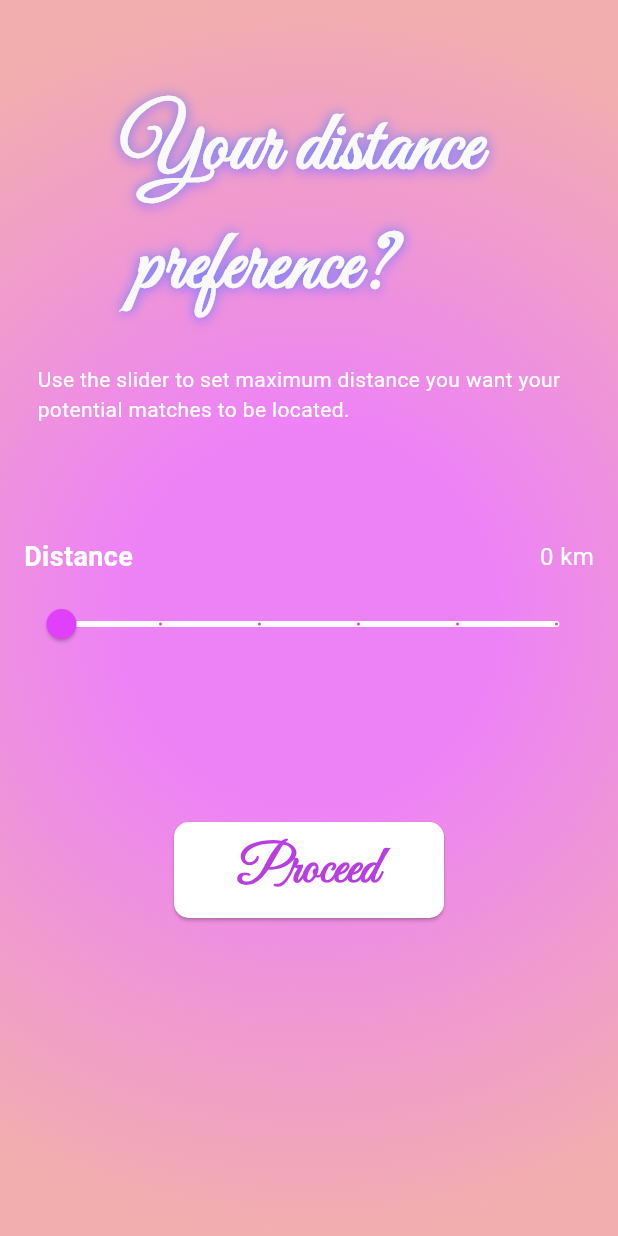
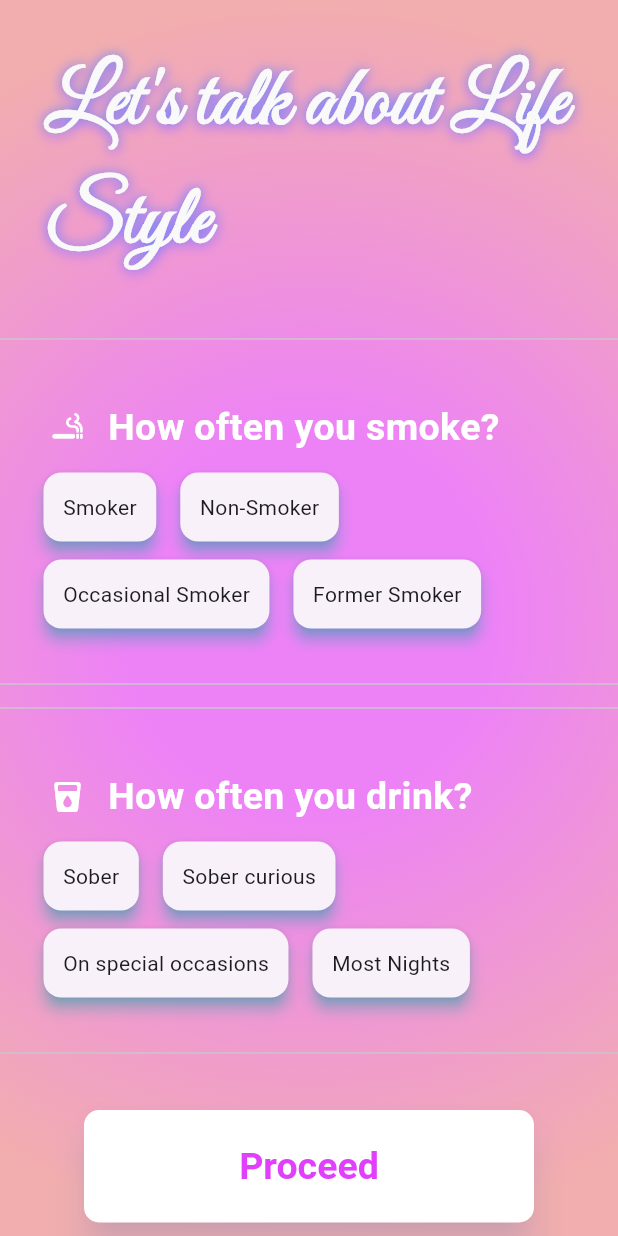
Before and after one commit to Sarizadexh06/Lovigo-App, a Flutter app: the RegisterDistance screen opened directly, after a tap on "Proceed", on a phone screen of 412 x 824 dp. Run offline on Flutter 3.47's test engine with Material 3 defaults, Android fonts, the light colour scheme and no system bars; our stand-ins replace google_fonts.

Commit message:
registerLifeStyle has been created

```diff
--- a/lib/screens/login.dart
+++ b/lib/screens/login.dart
@@ -49,7 +49,7 @@ class _LoginPageState extends State<LoginPage> {
                 ),
               ),
               Padding(
-                padding: const EdgeInsets.only(top: 70, left: 30, right: 30),
+                padding: const EdgeInsets.only(top: 120, left: 30, right: 30),
                 child: Container(
                   child: Column(
                     children: [
--- a/lib/screens/registerDistance.dart
+++ b/lib/screens/registerDistance.dart
@@ -1,4 +1,5 @@
 import 'package:flutter/cupertino.dart';
+import 'package:lovigoapp/screens/registerLifeStyle.dart';
 
 import 'registerInfo.dart';
 import 'package:flutter/material.dart';
@@ -18,10 +19,10 @@ class _RegisterDistanceState extends State<RegisterDistance> {
   double _currentSliderValue=0;
   void _proceedAnotherPage() {
 
-   /* Navigator.push(
+    Navigator.push(
       context,
-      MaterialPageRoute(builder: (context) => ()),
-    ); */
+      MaterialPageRoute(builder: (context) => RegisterLifeStyle()),
+    );
   }
   @override
   Widget build(BuildContext context) {
--- a/lib/screens/registerInfo.dart
+++ b/lib/screens/registerInfo.dart
@@ -70,6 +70,7 @@ class _RegisterInfoState extends State<RegisterInfo> {
                   ),
                 ),
               ),
+              SizedBox(height: 30,),
               Row(
                 mainAxisAlignment: MainAxisAlignment.end,
                 children: [
--- /dev/null
+++ b/lib/screens/registerLifeStyle.dart
@@ -0,0 +1,180 @@
+import 'package:flutter/cupertino.dart';
+import 'package:flutter/material.dart';
+import 'package:lovigoapp/screens/registerInterests.dart';
+import 'package:lovigoapp/screens/registerLifeStyle2.dart';
+import '../styles.dart';
+import 'package:google_fonts/google_fonts.dart';
+
+class RegisterLifeStyle extends StatefulWidget {
+  const RegisterLifeStyle({super.key});
+
+  @override
+  State<RegisterLifeStyle> createState() => _RegisterLifeStyleState();
+}
+
+class _RegisterLifeStyleState extends State<RegisterLifeStyle> {
+  @override
+  Widget build(BuildContext context) {
+    return Scaffold(
+      body: Container(
+        width: double.infinity,
+        height: double.infinity,
+        decoration: gradientDecoration,
+        child: Column(
+          children: [
+            Padding(
+              padding: EdgeInsets.all(30),
+              child: Text(
+                'Let\'s talk about Life Style',
+                style: AppStyles.registerPageTitleStyle,
+              ),
+            ),
+            Divider(),
+
+            Padding(
+              padding: EdgeInsets.all(25),
+              child: buildSmokingCards(),
+            ),
+            Divider(),
+            Divider(),
+
+            Padding(
+              padding: EdgeInsets.all(25),
+              child: buildDrinkingCards(),
+            ),
+            Divider(),
+        SizedBox(height: 30,),
+          ElevatedButton(
+              onPressed: (){
+              Navigator.push(context, MaterialPageRoute(builder: (context)=>RegisterLifeStyle2()));
+              },
+              style: AppStyles.elevatedButtonStyle,
+          child: Text('Proceed'),)
+
+          ],
+        ),
+      ),
+    );
+  }
+}
+
+Widget buildSmokingCards() {
+  return Container(
+    color: Colors.transparent,
+    child: CustomCard(),
+  );
+}
+
+class CustomCard extends StatelessWidget {
+  const CustomCard({super.key});
+
+  @override
+  Widget build(BuildContext context) {
+    List<String> smokingList = [
+      "Smoker",
+      "Non-Smoker",
+      "Occasional Smoker",
+      "Former Smoker",
+
+    ];
+
+    return Column(
+      crossAxisAlignment: CrossAxisAlignment.start,
+      children: [
+        Padding(
+          padding: const EdgeInsets.all(8.0),
+          child: Row(
+            children: [
+              Icon(Icons.smoking_rooms_rounded, color: Colors.white,),
+              SizedBox(width: 15,),
+              Text(
+                "How often you smoke?",
+                style: TextStyle(fontSize: 25, fontWeight: FontWeight.bold,color: Colors.white),
+              ),
+          ]
+          ),
+        ),
+        Wrap(
+          spacing: 8.0, // Kartlar arasındaki yatay boşluk
+          runSpacing: 4.0, // Satırlar arasındaki dikey boşluk
+          children: List.generate(
+            smokingList.length,
+                (index) => InkWell(
+              onTap: () {
+
+              },
+              child: Card(
+                elevation: 4,
+                shadowColor: Colors.cyanAccent,
+                child: Padding(
+                  padding: EdgeInsets.all(13),
+                  child: Text(smokingList[index]),
+                ),
+              ),
+            ),
+          ),
+        ),
+      ],
+    );
+  }
+}
+
+
+Widget buildDrinkingCards() {
+  return Container(
+    color: Colors.transparent,
+    child: CustomDrinkingCard(),
+  );
+}
+
+class CustomDrinkingCard extends StatelessWidget {
+  const CustomDrinkingCard({super.key});
+
+  @override
+  Widget build(BuildContext context) {
+    List<String> drinkingList = [
+      "Sober",
+      "Sober curious",
+      "On special occasions",
+      "Most Nights"
+    ];
+    return Column(
+      crossAxisAlignment: CrossAxisAlignment.start,
+      children: [
+        Padding(
+          padding: const EdgeInsets.all(8.0),
+          child: Row(
+            children:[
+              Icon(Icons.local_drink_rounded, color: Colors.white,),
+              SizedBox(width: 15,),
+              Text(
+                "How often you drink?",
+                style: TextStyle(fontSize: 25, fontWeight: FontWeight.bold,color: Colors.white),
+              ),
+          ]
+          ),
+        ),
+        Wrap(
+          spacing: 8.0,
+          runSpacing: 4.0,
+          children: List.generate(
+            drinkingList.length,
+                (index) => InkWell(
+              onTap: () {
+
+              },
+              child: Card(
+                elevation: 4,
+                shadowColor: Colors.cyanAccent,
+                child: Padding(
+                  padding: EdgeInsets.all(13),
+                  child: Text(drinkingList[index]),
+                ),
+              ),
+            ),
+          ),
+        ),
+      ],
+    );
+  }
+}
--- a/lib/styles.dart
+++ b/lib/styles.dart
@@ -58,7 +58,7 @@ class AppStyles {
 
   static final EdgeInsetsGeometry registerPagePadding = EdgeInsets.only(
     bottom: 60,
-    top: 100,
+    top: 120,
   );
 
   static final ButtonStyle elevatedButtonStyle = ElevatedButton.styleFrom(
```
Also changed, not shown: lib/screens/registerLifeStyle2.dart (added, +183 -0 lines).
